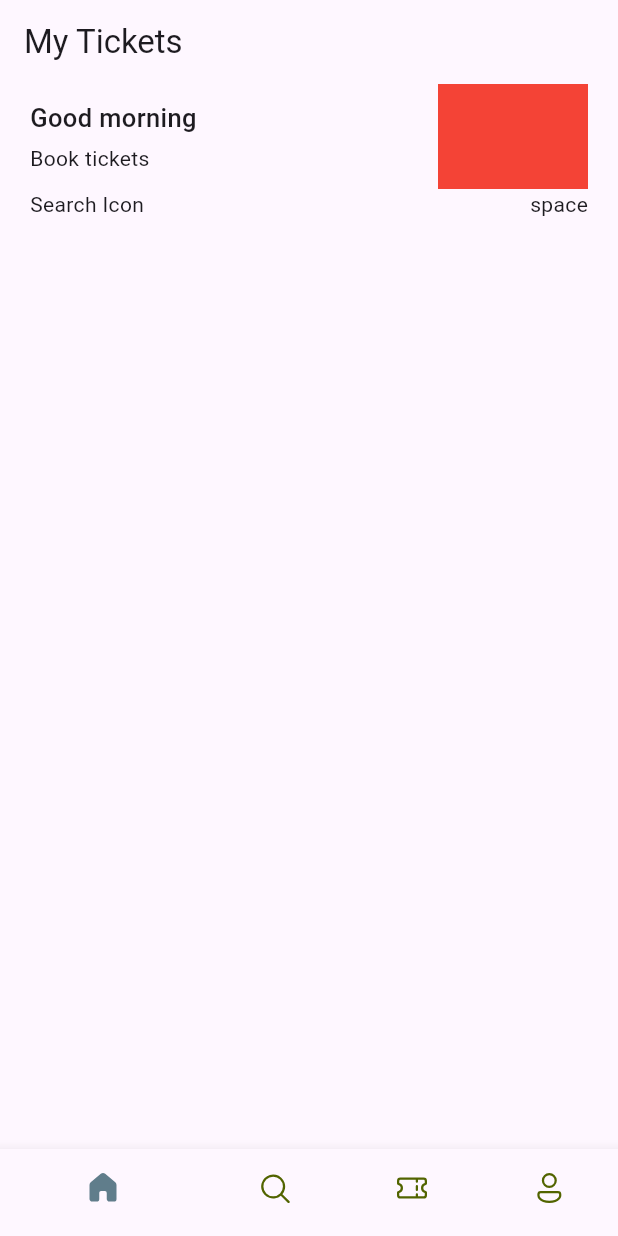
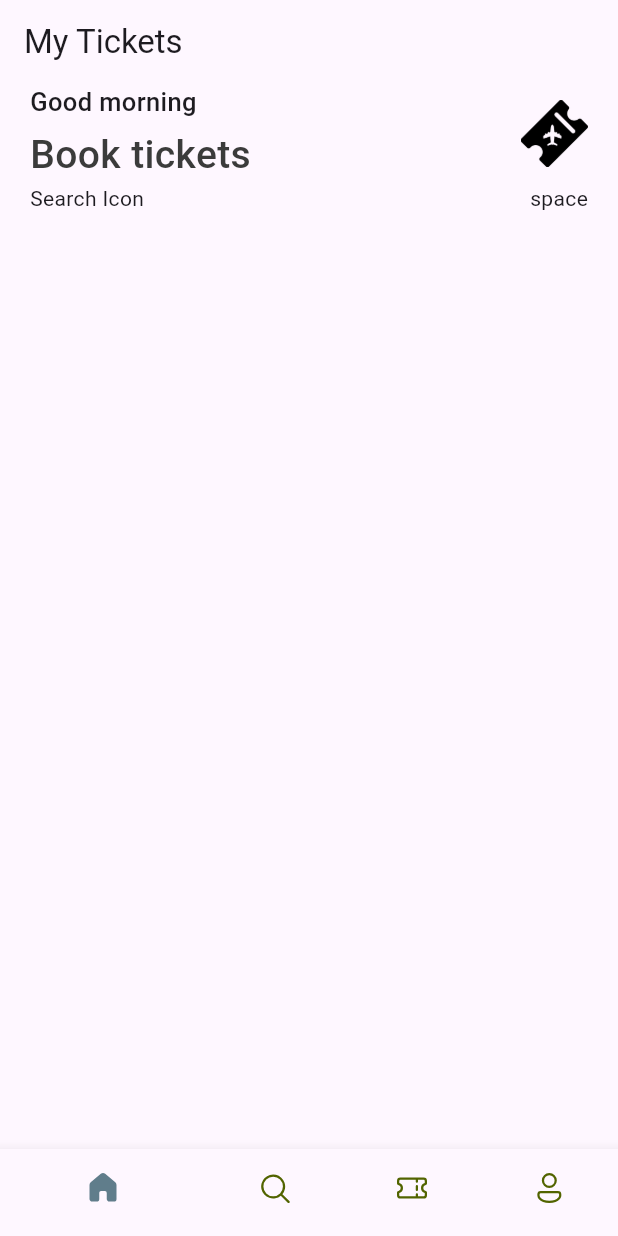
Before and after one commit to KADDOURISAAD/Tickets_app, a Flutter app: the screen it shows after launch, on a phone screen of 412 x 824 dp. Run offline on Flutter 3.47's test engine with Material 3 defaults, Android fonts, the phone set to English and light mode, and no system bars; our stand-ins replace fluentui_system_icons.

Commit message:
inistial commit

```diff
--- a/lib/base/res/styles/app_styles.dart
+++ b/lib/base/res/styles/app_styles.dart
@@ -1,10 +1,20 @@
-import 'dart:ui';
+
+
+
+
+
+import 'package:flutter/material.dart';
+
 Color primary = const Color(0xFF687def);
 class AppStyles {
   static Color primaryColor = primary;
   static Color textColor = const Color(0xFF3b3b3b);
-  static  TextStyle headlineStyle1 = TextStyle(
+  static TextStyle headlineStyle1 = TextStyle (
       fontSize: 26,
       fontWeight: FontWeight.w500,
-      color: AppStyles.textColor);
+      color: textColor );
+  static TextStyle headlineStyle3 = const  TextStyle (
+      fontSize: 17,
+      fontWeight: FontWeight.w500,
+      );
 }
--- a/lib/screens/home_screen.dart
+++ b/lib/screens/home_screen.dart
@@ -26,24 +26,28 @@ class HomeScreen extends StatelessWidget {
                     Column(
                       crossAxisAlignment: CrossAxisAlignment.start,
                       children: [
-                       const  Text(
+                        Text(
                           "Good morning",
-                          style: TextStyle(
-                              fontSize: 17, fontWeight: FontWeight.w500),
+                          style: AppStyles.headlineStyle3,
                         ),
                         const SizedBox(
                           height: 5,
                         ),
                         Text(
                           "Book tickets ",
-
+                          style: AppStyles.headlineStyle1,
                         ),
                       ],
                     ),
                     Container(
-                      color: Colors.red,
-                      width: 100,
-                      height: 70,
+                      width: 45,
+                      height: 45,
+                      decoration: BoxDecoration(
+                        borderRadius: BorderRadius.circular(10),
+                        image: DecorationImage(
+                          image: AssetImage("assets/images/logo.png"),
+                        ),
+                      ),
                     ),
                   ],
                 ),
--- a/pubspec.yaml
+++ b/pubspec.yaml
@@ -60,8 +60,8 @@ flutter:
   uses-material-design: true
 
   # To add assets to your application, add an assets section, like this:
-  # assets:
-  #   - images/a_dot_burr.jpeg
+  assets:
+    - assets/images/
   #   - images/a_dot_ham.jpeg
 
   # An image asset can refer to one or more resolution-specific "variants", see
```
Also changed, not shown: assets/images/logo.png (added), pubspec.lock.
